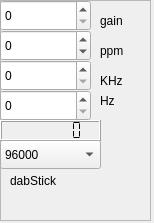
First picture: the form in swreceiver/plugins/input/dabstick/widget.ui, repository JvanKatwijk/sdr-j-sw, before the edit.
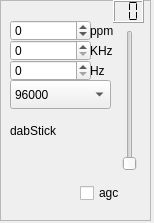
Second picture: the form after the edit.

```diff
--- a/swreceiver/plugins/input/dabstick/widget.ui
+++ b/swreceiver/plugins/input/dabstick/widget.ui
@@ -28,27 +28,11 @@
    <property name="frameShadow">
     <enum>QFrame::Raised</enum>
    </property>
-   <widget class="QLCDNumber" name="rateDisplay">
-    <property name="geometry">
-     <rect>
-      <x>0</x>
-      <y>120</y>
-      <width>101</width>
-      <height>21</height>
-     </rect>
-    </property>
-    <property name="digitCount">
-     <number>7</number>
-    </property>
-    <property name="segmentStyle">
-     <enum>QLCDNumber::Flat</enum>
-    </property>
-   </widget>
    <widget class="QLabel" name="label">
     <property name="geometry">
      <rect>
       <x>10</x>
-      <y>170</y>
+      <y>120</y>
       <width>67</width>
       <height>21</height>
      </rect>
@@ -57,26 +41,13 @@
      <string>dabStick</string>
     </property>
    </widget>
-   <widget class="QSpinBox" name="externalGain">
-    <property name="geometry">
-     <rect>
-      <x>0</x>
-      <y>0</y>
-      <width>91</width>
-      <height>31</height>
-     </rect>
-    </property>
-    <property name="maximum">
-     <number>20</number>
-    </property>
-   </widget>
    <widget class="QSpinBox" name="f_correction">
     <property name="geometry">
      <rect>
-      <x>0</x>
-      <y>30</y>
-      <width>91</width>
-      <height>31</height>
+      <x>10</x>
+      <y>20</y>
+      <width>81</width>
+      <height>21</height>
      </rect>
     </property>
     <property name="minimum">
@@ -89,10 +60,10 @@
    <widget class="QSpinBox" name="khzOffset">
     <property name="geometry">
      <rect>
-      <x>0</x>
-      <y>60</y>
-      <width>91</width>
-      <height>31</height>
+      <x>10</x>
+      <y>40</y>
+      <width>81</width>
+      <height>21</height>
      </rect>
     </property>
     <property name="maximum">
@@ -102,10 +73,10 @@
    <widget class="QSpinBox" name="hzOffset">
     <property name="geometry">
      <rect>
-      <x>0</x>
-      <y>90</y>
-      <width>91</width>
-      <height>31</height>
+      <x>10</x>
+      <y>60</y>
+      <width>81</width>
+      <height>21</height>
      </rect>
     </property>
     <property name="maximum">
@@ -115,9 +86,9 @@
    <widget class="QLabel" name="label_2">
     <property name="geometry">
      <rect>
-      <x>100</x>
-      <y>90</y>
-      <width>51</width>
+      <x>90</x>
+      <y>60</y>
+      <width>31</width>
       <height>21</height>
      </rect>
     </property>
@@ -128,9 +99,9 @@
    <widget class="QLabel" name="label_3">
     <property name="geometry">
      <rect>
-      <x>100</x>
-      <y>70</y>
-      <width>41</width>
+      <x>90</x>
+      <y>40</y>
+      <width>31</width>
       <height>21</height>
      </rect>
     </property>
@@ -141,9 +112,9 @@
    <widget class="QLabel" name="label_4">
     <property name="geometry">
      <rect>
-      <x>100</x>
-      <y>40</y>
-      <width>51</width>
+      <x>90</x>
+      <y>20</y>
+      <width>31</width>
       <height>21</height>
      </rect>
     </property>
@@ -151,19 +122,6 @@
      <string>ppm</string>
     </property>
    </widget>
-   <widget class="QLabel" name="label_5">
-    <property name="geometry">
-     <rect>
-      <x>100</x>
-      <y>10</y>
-      <width>41</width>
-      <height>21</height>
-     </rect>
-    </property>
-    <property name="text">
-     <string>gain</string>
-    </property>
-   </widget>
    <widget class="QLabel" name="statusLabel">
     <property name="geometry">
      <rect>
@@ -180,8 +138,8 @@
    <widget class="QComboBox" name="rateSelector">
     <property name="geometry">
      <rect>
-      <x>0</x>
-      <y>140</y>
+      <x>10</x>
+      <y>80</y>
       <width>101</width>
       <height>29</height>
      </rect>
@@ -212,6 +170,48 @@
      </property>
     </item>
    </widget>
+   <widget class="QCheckBox" name="checkAgc">
+    <property name="geometry">
+     <rect>
+      <x>80</x>
+      <y>180</y>
+      <width>61</width>
+      <height>26</height>
+     </rect>
+    </property>
+    <property name="text">
+     <string>agc</string>
+    </property>
+   </widget>
+   <widget class="QLCDNumber" name="showGain">
+    <property name="geometry">
+     <rect>
+      <x>113</x>
+      <y>0</y>
+      <width>31</width>
+      <height>23</height>
+     </rect>
+    </property>
+    <property name="digitCount">
+     <number>2</number>
+    </property>
+    <property name="segmentStyle">
+     <enum>QLCDNumber::Flat</enum>
+    </property>
+   </widget>
+   <widget class="QSlider" name="gainSlider">
+    <property name="geometry">
+     <rect>
+      <x>120</x>
+      <y>30</y>
+      <width>20</width>
+      <height>141</height>
+     </rect>
+    </property>
+    <property name="orientation">
+     <enum>Qt::Vertical</enum>
+    </property>
+   </widget>
   </widget>
  </widget>
  <resources/>
```
